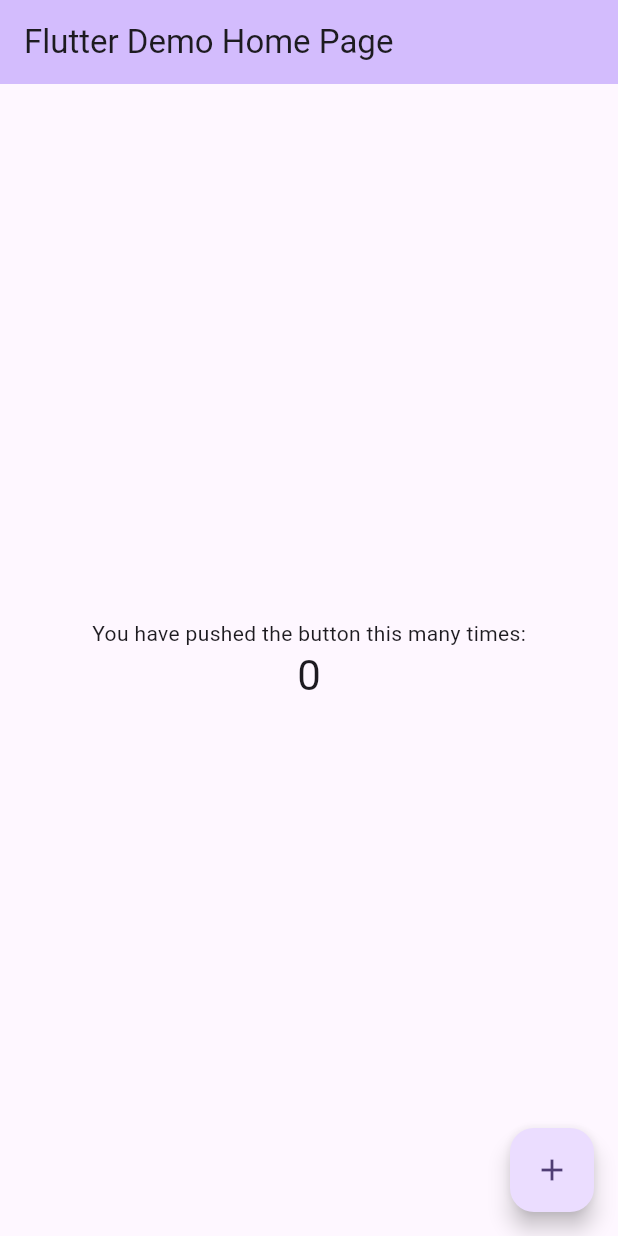
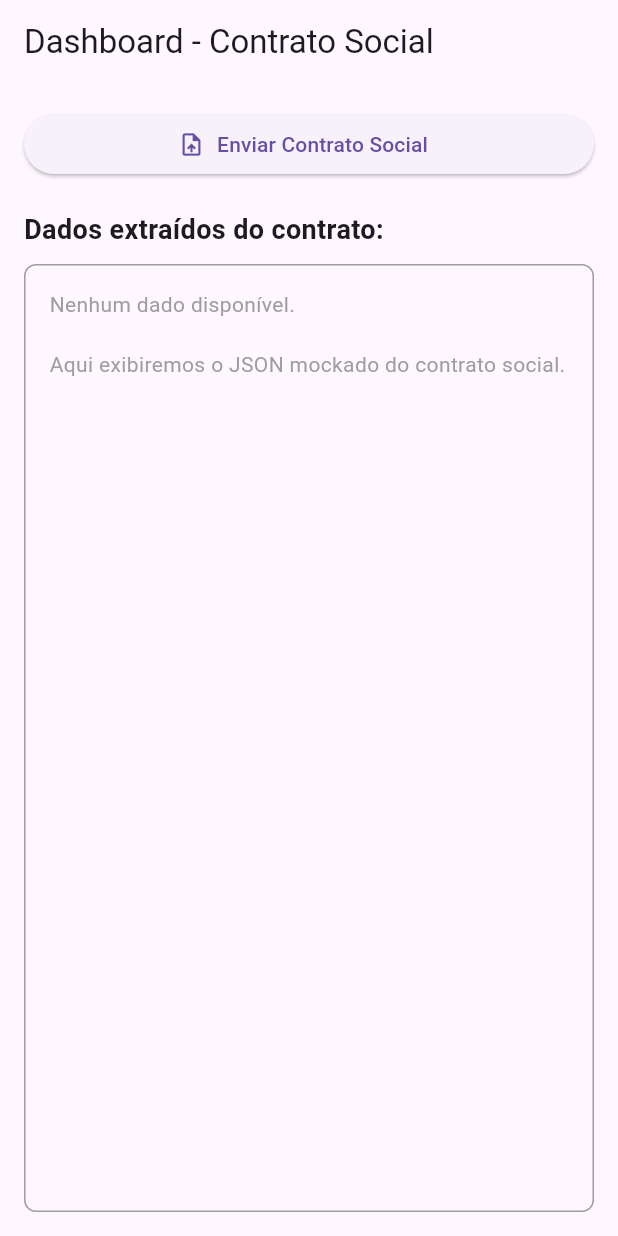
Before and after one commit to aliosmarchehade/contrato-social-paghiper-ddm, a Flutter app: the screen it shows after launch, on a phone screen of 412 x 824 dp. Run offline on Flutter 3.47's test engine with Material 3 defaults, Android fonts, the phone set to English and light mode, and no system bars.

Commit message:
feat | add tela de dashboard inicial

```diff
--- /dev/null
+++ b/contratosocial/lib/contrato_social_app.dart
@@ -0,0 +1,17 @@
+import 'package:flutter/material.dart';
+import 'dashboard_page.dart';
+
+class ContratoSocialApp extends StatelessWidget {
+  const ContratoSocialApp({super.key});
+
+  @override
+  Widget build(BuildContext context) {
+    return MaterialApp(
+      title: 'Processamento de Contrato Social',
+      theme: ThemeData(
+        primarySwatch: Colors.blue,
+      ),
+      home: const DashboardPage(),
+    );
+  }
+}
--- /dev/null
+++ b/contratosocial/lib/dashboard_page.dart
@@ -0,0 +1,56 @@
+import 'package:flutter/material.dart';
+
+class DashboardPage extends StatelessWidget {
+  const DashboardPage({super.key});
+
+  @override
+  Widget build(BuildContext context) {
+    return Scaffold(
+      appBar: AppBar(
+        title: const Text("Dashboard - Contrato Social"),
+      ),
+      body: Padding(
+        padding: const EdgeInsets.all(16.0),
+        child: Column(
+          crossAxisAlignment: CrossAxisAlignment.stretch,
+          children: [
+            // Simulação de upload
+            ElevatedButton.icon(
+              onPressed: () {
+                // Futuramente: abrir seletor de arquivo PDF
+                ScaffoldMessenger.of(context).showSnackBar(
+                  const SnackBar(content: Text("Upload de contrato social")),
+                );
+              },
+              icon: const Icon(Icons.upload_file),
+              label: const Text("Enviar Contrato Social"),
+            ),
+            const SizedBox(height: 20),
+
+            // Área para exibição futura dos dados extraídos
+            const Text(
+              "Dados extraídos do contrato:",
+              style: TextStyle(fontSize: 18, fontWeight: FontWeight.bold),
+            ),
+            const SizedBox(height: 10),
+
+            Expanded(
+              child: Container(
+                padding: const EdgeInsets.all(16),
+                decoration: BoxDecoration(
+                  border: Border.all(color: Colors.grey),
+                  borderRadius: BorderRadius.circular(8),
+                ),
+                child: const Text(
+                  "Nenhum dado disponível.\n\n"
+                  "Aqui exibiremos o JSON mockado do contrato social.",
+                  style: TextStyle(color: Colors.grey),
+                ),
+              ),
+            ),
+          ],
+        ),
+      ),
+    );
+  }
+}
--- a/contratosocial/lib/main.dart
+++ b/contratosocial/lib/main.dart
@@ -1,122 +1,6 @@
 import 'package:flutter/material.dart';
+import 'package:contratosocial/contrato_social_app.dart';
 
 void main() {
-  runApp(const MyApp());
+  runApp(const ContratoSocialApp());
 }
-
-class MyApp extends StatelessWidget {
-  const MyApp({super.key});
-
-  // This widget is the root of your application.
-  @override
-  Widget build(BuildContext context) {
-    return MaterialApp(
-      title: 'Flutter Demo',
-      theme: ThemeData(
-        // This is the theme of your application.
-        //
-        // TRY THIS: Try running your application with "flutter run". You'll see
-        // the application has a purple toolbar. Then, without quitting the app,
-        // try changing the seedColor in the colorScheme below to Colors.green
-        // and then invoke "hot reload" (save your changes or press the "hot
-        // reload" button in a Flutter-supported IDE, or press "r" if you used
-        // the command line to start the app).
-        //
-        // Notice that the counter didn't reset back to zero; the application
-        // state is not lost during the reload. To reset the state, use hot
-        // restart instead.
-        //
-        // This works for code too, not just values: Most code changes can be
-        // tested with just a hot reload.
-        colorScheme: ColorScheme.fromSeed(seedColor: Colors.deepPurple),
-      ),
-      home: const MyHomePage(title: 'Flutter Demo Home Page'),
-    );
-  }
-}
-
-class MyHomePage extends StatefulWidget {
-  const MyHomePage({super.key, required this.title});
-
-  // This widget is the home page of your application. It is stateful, meaning
-  // that it has a State object (defined below) that contains fields that affect
-  // how it looks.
-
-  // This class is the configuration for the state. It holds the values (in this
-  // case the title) provided by the parent (in this case the App widget) and
-  // used by the build method of the State. Fields in a Widget subclass are
-  // always marked "final".
-
-  final String title;
-
-  @override
-  State<MyHomePage> createState() => _MyHomePageState();
-}
-
-class _MyHomePageState extends State<MyHomePage> {
-  int _counter = 0;
-
-  void _incrementCounter() {
-    setState(() {
-      // This call to setState tells the Flutter framework that something has
-      // changed in this State, which causes it to rerun the build method below
-      // so that the display can reflect the updated values. If we changed
-      // _counter without calling setState(), then the build method would not be
-      // called again, and so nothing would appear to happen.
-      _counter++;
-    });
-  }
-
-  @override
-  Widget build(BuildContext context) {
-    // This method is rerun every time setState is called, for instance as done
-    // by the _incrementCounter method above.
-    //
-    // The Flutter framework has been optimized to make rerunning build methods
-    // fast, so that you can just rebuild anything that needs updating rather
-    // than having to individually change instances of widgets.
-    return Scaffold(
-      appBar: AppBar(
-        // TRY THIS: Try changing the color here to a specific color (to
-        // Colors.amber, perhaps?) and trigger a hot reload to see the AppBar
-        // change color while the other colors stay the same.
-        backgroundColor: Theme.of(context).colorScheme.inversePrimary,
-        // Here we take the value from the MyHomePage object that was created by
-        // the App.build method, and use it to set our appbar title.
-        title: Text(widget.title),
-      ),
-      body: Center(
-        // Center is a layout widget. It takes a single child and positions it
-        // in the middle of the parent.
-        child: Column(
-          // Column is also a layout widget. It takes a list of children and
-          // arranges them vertically. By default, it sizes itself to fit its
-          // children horizontally, and tries to be as tall as its parent.
-          //
-          // Column has various properties to control how it sizes itself and
-          // how it positions its children. Here we use mainAxisAlignment to
-          // center the children vertically; the main axis here is the vertical
-          // axis because Columns are vertical (the cross axis would be
-          // horizontal).
-          //
-          // TRY THIS: Invoke "debug painting" (choose the "Toggle Debug Paint"
-          // action in the IDE, or press "p" in the console), to see the
-          // wireframe for each widget.
-          mainAxisAlignment: MainAxisAlignment.center,
-          children: <Widget>[
-            const Text('You have pushed the button this many times:'),
-            Text(
-              '$_counter',
-              style: Theme.of(context).textTheme.headlineMedium,
-            ),
-          ],
-        ),
-      ),
-      floatingActionButton: FloatingActionButton(
-        onPressed: _incrementCounter,
-        tooltip: 'Increment',
-        child: const Icon(Icons.add),
-      ), // This trailing comma makes auto-formatting nicer for build methods.
-    );
-  }
-}
```
